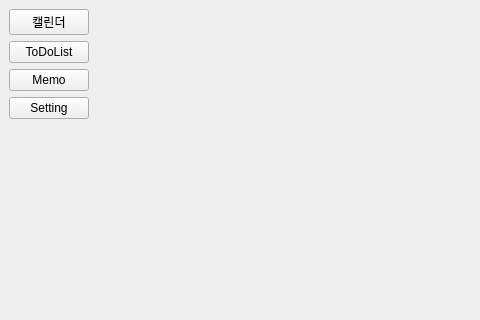
Goseongcheol/TaskNote, file src/mainwindow.ui: the form before one commit; both pictures show x 0 to 480 and y 0 to 320 of the 1100 by 703 pixel window.
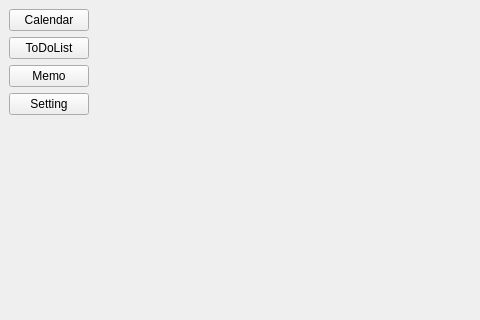
The form after the commit.

```diff
--- a/src/mainwindow.ui
+++ b/src/mainwindow.ui
@@ -46,7 +46,7 @@
       <item>
        <widget class="QPushButton" name="calendarButton">
         <property name="text">
-         <string>캘린더</string>
+         <string>Calendar</string>
         </property>
        </widget>
       </item>
```
